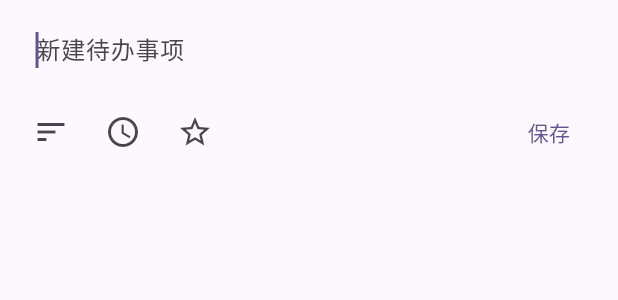
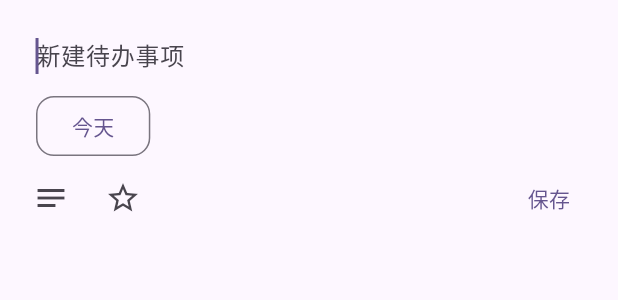
Before and after one commit to Dqc117266/wan_android_flutter, a Flutter app: the _ModalBottomSheetContent widget shown alone on an empty page, opened directly, on a phone screen of 412 x 824 dp. Shown: the top 300 px of the screen. Run offline on Flutter 3.47's test engine with Material 3 defaults, Android fonts, the phone set to English and light mode, and no system bars; our stand-ins replace cached_network_image, carousel_slider, cookie_jar, dio, dio_cookie_manager, easy_localization and 6 more; accounts and stored records are empty; network calls fail.

Commit message:
add todo is TimeUtils

```diff
--- /dev/null
+++ b/lib/core/utils/TimeUtils.dart
@@ -0,0 +1,43 @@
+import 'package:intl/intl.dart';
+
+class TimeUtils {
+
+  static String formatRelativeDate(DateTime date) {
+    final now = DateTime.now();
+    final difference = now.difference(date);
+
+    print("difference ${difference.inDays}");
+
+    if (now.isAfter(date)) {
+      if (difference.inDays == 0) {
+        return '今天';
+      } else if (difference.inDays == 1) {
+        return '昨天';
+      } else if (difference.inDays.abs() < 7) {
+        return '${difference.inDays.abs()}天前';
+      } else if (difference.inDays.abs() >= 7 && difference.inDays.abs() <= 365) {
+        final weeksAgo = (difference.inDays.abs() / 7).floor();
+        return '$weeksAgo周前';
+      } else {
+        final yearsAgo = (difference.inDays.abs() / 365).floor();
+        return '$yearsAgo年前';
+      }
+    } else {
+      return formatDateTime(date);
+    }
+
+  }
+
+  static String formatDateTime(DateTime dateTime) {
+    final now = DateTime.now();
+    final formattedMonthDate = DateFormat('M月d日E', 'zh_CN');
+    final formattedYearDate = DateFormat('yyyy年MM月dd日E', 'zh_CN');
+
+    if (dateTime.year == now.year) {
+      return formattedMonthDate.format(dateTime);
+    } else {
+      return formattedYearDate.format(dateTime);
+    }
+  }
+
+}
--- a/lib/ui/pages/mine/todo/addtodo/modal_bottom_sheet.dart
+++ b/lib/ui/pages/mine/todo/addtodo/modal_bottom_sheet.dart
@@ -1,4 +1,5 @@
 import 'package:flutter/material.dart';
+import 'package:wan_android_flutter/core/utils/TimeUtils.dart';
 
 class AddTodoModalBottomSheet {
   static void show(BuildContext context) {
@@ -12,7 +13,25 @@ class AddTodoModalBottomSheet {
   }
 }
 
-class _ModalBottomSheetContent extends StatelessWidget {
+class _ModalBottomSheetContent extends StatefulWidget {
+  @override
+  State<_ModalBottomSheetContent> createState() =>
+      _ModalBottomSheetContentState();
+}
+
+class _ModalBottomSheetContentState extends State<_ModalBottomSheetContent> {
+  bool isAddDetailContent = false;
+  bool isMarkStar = false;
+  late DateTime selectDate;
+
+  @override
+  void initState() {
+    // TODO: implement initState
+    super.initState();
+    final now = DateTime.now();
+    selectDate = DateTime(now.year, now.month, now.day);
+  }
+
   @override
   Widget build(BuildContext context) {
     return SingleChildScrollView(
@@ -23,9 +42,10 @@ class _ModalBottomSheetContent extends StatelessWidget {
         child: Column(
           mainAxisAlignment: MainAxisAlignment.center,
           mainAxisSize: MainAxisSize.min,
+          crossAxisAlignment: CrossAxisAlignment.start,
           children: <Widget>[
             Padding(
-              padding: const EdgeInsets.symmetric(horizontal: 24, vertical: 8),
+              padding: const EdgeInsets.only(top: 12, left: 24),
               child: TextField(
                 keyboardType: TextInputType.text,
                 autofocus: true,
@@ -33,6 +53,37 @@ class _ModalBottomSheetContent extends StatelessWidget {
                   hintText: '新建待办事项',
                   border: InputBorder.none,
                 ),
+              ),
+            ),
+            if (isAddDetailContent)
+              Padding(
+                padding: const EdgeInsets.symmetric(horizontal: 24),
+                child: TextField(
+                  keyboardType: TextInputType.text,
+                  autofocus: true,
+                  decoration: InputDecoration(
+                    hintText: '添加详细内容',
+                    border: InputBorder.none,
+                  ),
+                  style: Theme.of(context).textTheme.titleSmall!.copyWith(
+                      color: Theme.of(context).colorScheme.onSurfaceVariant),
+                ),
+              ),
+            Padding(
+              padding: const EdgeInsets.only(left: 24),
+              child: OutlinedButton(
+                style: ButtonStyle(
+                  shape: MaterialStateProperty.all<RoundedRectangleBorder>(
+                    RoundedRectangleBorder(
+                      borderRadius: BorderRadius.circular(12), // 设置圆角大小
+                    ),
+                  ),
+                ),
+                onPressed: () async {
+                  selectDate = await _selectTime(context);
+                  setState(() {});
+                },
+                child: Text(TimeUtils.formatRelativeDate(selectDate)),
               ),
             ),
             Row(
@@ -43,24 +94,29 @@ class _ModalBottomSheetContent extends StatelessWidget {
                     SizedBox(
                       width: 10,
                     ),
-                    IconButton(onPressed: () {}, icon: Icon(Icons.sort)),
-                    IconButton(onPressed: () {}, icon: Icon(Icons.access_time)),
                     IconButton(
-                        onPressed: () {},
-                        icon: Icon(Icons.star_border_outlined)),
+                        onPressed: () {
+                          if (!isAddDetailContent) {
+                            setState(() {
+                              isAddDetailContent = true;
+                            });
+                          }
+                        },
+                        icon: Icon(Icons.notes_outlined)),
+                    IconButton(
+                        onPressed: () {
+                          setState(() {
+                            isMarkStar = !isMarkStar;
+                          });
+                        },
+                        icon: isMarkStar
+                            ? Icon(
+                                Icons.star,
+                                color: Theme.of(context).colorScheme.primary,
+                              )
+                            : Icon(Icons.star_border_outlined)),
                   ],
                 ),
-                // Container(
-                //   margin: EdgeInsets.symmetric(horizontal: 16, vertical: 8),
-                //   child: InkWell(
-                //     borderRadius: BorderRadius.circular(16),
-                //     onTap: () {},
-                //     child: Padding(
-                //       padding: EdgeInsets.symmetric(horizontal: 8, vertical: 4),
-                //       child: Text("保存"),
-                //     ),
-                //   ),
-                // )
 
                 Container(
                   margin: EdgeInsets.only(right: 8),
@@ -78,4 +134,17 @@ class _ModalBottomSheetContent extends StatelessWidget {
       ),
     );
   }
+
+  Future<DateTime> _selectTime(BuildContext context) async {
+    // Show the time picker dialog
+    final DateTime? selectedDate = await showDatePicker(
+      context: context,
+      initialDate: DateTime.now(), // Set the initial date
+      firstDate: DateTime(2020), // Set the first allowable date
+      lastDate: DateTime(2025), // Set the last allowable date
+    );
+
+    return selectedDate!;
+  }
+
 }
```
